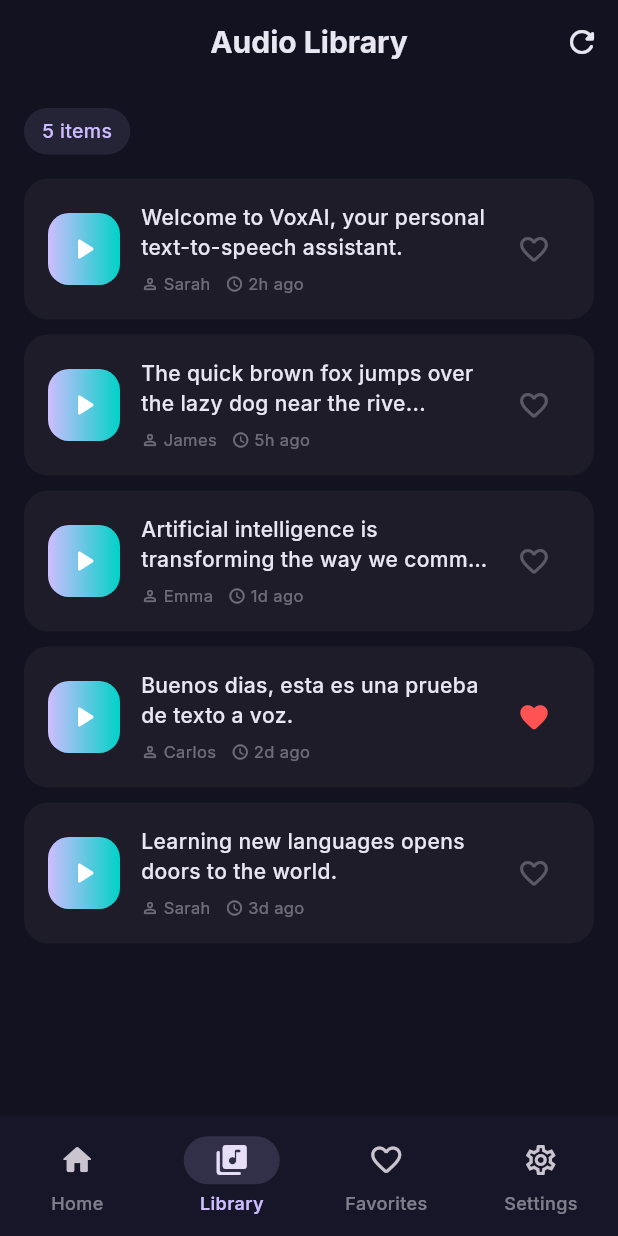
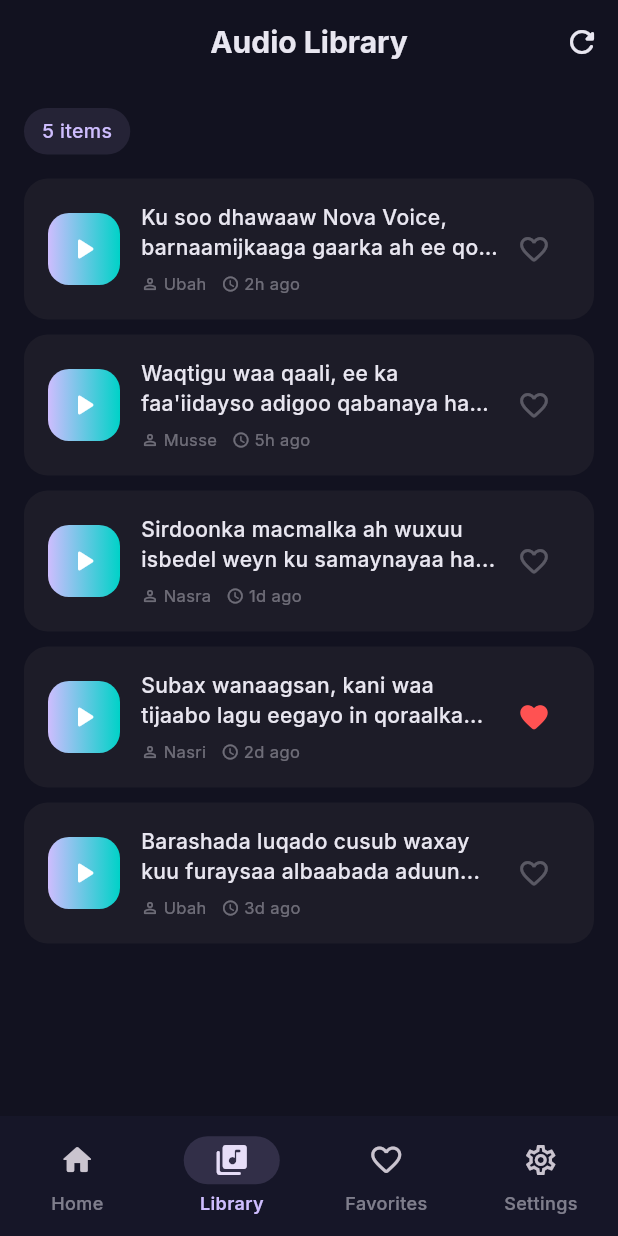
Before and after one commit to NazriHonest/TTS, a Flutter app: the AudioLibraryScreen screen opened by its route, after a tap on the "favorite" icon, on a phone screen of 412 x 824 dp. Run offline on Flutter 3.47's test engine with Material 3 defaults, Android fonts, the phone set to English and light mode, and no system bars; our stand-ins replace flutter_riverpod, go_router, google_fonts, shimmer; network calls fail.

Commit message:
Changed Voice Options

```diff
--- a/flutter_app/lib/core/constants/app_constants.dart
+++ b/flutter_app/lib/core/constants/app_constants.dart
@@ -1,24 +1,22 @@
 class AppConstants {
-  static const String appName = 'VoxAI';
+  static const String appName = 'Nova Voice';
   static const String appTagline = 'Transform text into lifelike speech';
-  static const String apiBaseUrl = 'http://10.0.2.2:8000/api'; // Android emulator localhost
+  static const String apiBaseUrl =
+      'http://10.0.2.2:8000/api'; // Android emulator localhost
 
   static const List<VoiceOption> voices = [
-    VoiceOption(id: 'female_1', name: 'Sarah', gender: 'Female', accent: 'US'),
-    VoiceOption(id: 'male_1', name: 'James', gender: 'Male', accent: 'US'),
-    VoiceOption(id: 'female_2', name: 'Emma', gender: 'Female', accent: 'UK'),
-    VoiceOption(id: 'male_2', name: 'Carlos', gender: 'Male', accent: 'ES'),
-    VoiceOption(id: 'female_3', name: 'Yuki', gender: 'Female', accent: 'JP'),
-    VoiceOption(id: 'male_3', name: 'Hans', gender: 'Male', accent: 'DE'),
+    VoiceOption(id: 'female_1', name: 'Ubah', gender: 'Female', accent: 'SO'),
+    VoiceOption(id: 'male_1', name: 'Musse', gender: 'Male', accent: 'US'),
+    VoiceOption(id: 'female_2', name: 'Nasra', gender: 'Female', accent: 'UK'),
+    VoiceOption(id: 'male_2', name: 'Nasri', gender: 'Male', accent: 'ES'),
   ];
 
   static const List<LanguageOption> languages = [
+    LanguageOption(code: 'so-SO', name: 'Somali'),
+    LanguageOption(code: 'ar-SA', name: 'Arabic'),
+    LanguageOption(code: 'sw-KE', name: 'Swahili'),
     LanguageOption(code: 'en-US', name: 'English (US)'),
     LanguageOption(code: 'en-GB', name: 'English (UK)'),
-    LanguageOption(code: 'es-ES', name: 'Spanish'),
-    LanguageOption(code: 'fr-FR', name: 'French'),
-    LanguageOption(code: 'de-DE', name: 'German'),
-    LanguageOption(code: 'ja-JP', name: 'Japanese'),
   ];
 
   static const String sampleAudioUrl =
@@ -45,8 +43,5 @@ class LanguageOption {
   final String code;
   final String name;
 
-  const LanguageOption({
-    required this.code,
-    required this.name,
-  });
+  const LanguageOption({required this.code, required this.name});
 }
--- a/flutter_app/lib/core/services/api_service.dart
+++ b/flutter_app/lib/core/services/api_service.dart
@@ -105,50 +105,50 @@ class ApiService {
     return [
       AudioModel(
         id: 'local-001',
-        text: 'Welcome to VoxAI, your personal text-to-speech assistant.',
+        text: 'Ku soo dhawaaw Nova Voice, barnaamijkaaga gaarka ah ee qoraalka u beddela hadal.',
         audioUrl: AppConstants.sampleAudioUrl,
         voice: 'female_1',
-        language: 'en-US',
+        language: 'so-SO',
         speed: 1.0,
         createdAt: DateTime.now().subtract(const Duration(hours: 2)),
         isFavorite: true,
       ),
       AudioModel(
         id: 'local-002',
-        text: 'The quick brown fox jumps over the lazy dog near the riverbank.',
+        text: 'Waqtigu waa qaali, ee ka faa\'iidayso adigoo qabanaya hawlo ku anfacaya.',
         audioUrl: AppConstants.sampleAudioUrl,
         voice: 'male_1',
-        language: 'en-US',
+        language: 'so-SO',
         speed: 1.0,
         createdAt: DateTime.now().subtract(const Duration(hours: 5)),
         isFavorite: false,
       ),
       AudioModel(
         id: 'local-003',
-        text: 'Artificial intelligence is transforming the way we communicate.',
+        text: 'Sirdoonka macmalka ah wuxuu isbedel weyn ku samaynayaa habka aan u wada xiriirno.',
         audioUrl: AppConstants.sampleAudioUrl,
         voice: 'female_2',
-        language: 'en-GB',
+        language: 'so-SO',
         speed: 0.8,
         createdAt: DateTime.now().subtract(const Duration(days: 1)),
         isFavorite: false,
       ),
       AudioModel(
         id: 'local-004',
-        text: 'Buenos dias, esta es una prueba de texto a voz.',
+        text: 'Subax wanaagsan, kani waa tijaabo lagu eegayo in qoraalka loo rogo cod.',
         audioUrl: AppConstants.sampleAudioUrl,
         voice: 'male_2',
-        language: 'es-ES',
+        language: 'so-SO',
         speed: 1.2,
         createdAt: DateTime.now().subtract(const Duration(days: 2)),
         isFavorite: true,
       ),
       AudioModel(
         id: 'local-005',
-        text: 'Learning new languages opens doors to the world.',
+        text: 'Barashada luqado cusub waxay kuu furaysaa albaabada aduunka iyo dhaqamadiisa.',
         audioUrl: AppConstants.sampleAudioUrl,
         voice: 'female_1',
-        language: 'en-US',
+        language: 'so-SO',
         speed: 1.0,
         createdAt: DateTime.now().subtract(const Duration(days: 3)),
         isFavorite: false,
--- a/flutter_app/lib/features/auth/presentation/screens/splash_screen.dart
+++ b/flutter_app/lib/features/auth/presentation/screens/splash_screen.dart
@@ -36,20 +36,20 @@ class _SplashScreenState extends State<SplashScreen>
       CurvedAnimation(parent: _logoController, curve: Curves.elasticOut),
     );
 
-    _logoOpacity = Tween<double>(begin: 0.0, end: 1.0).animate(
-      CurvedAnimation(parent: _logoController, curve: Curves.easeIn),
-    );
+    _logoOpacity = Tween<double>(
+      begin: 0.0,
+      end: 1.0,
+    ).animate(CurvedAnimation(parent: _logoController, curve: Curves.easeIn));
 
-    _textOpacity = Tween<double>(begin: 0.0, end: 1.0).animate(
-      CurvedAnimation(parent: _textController, curve: Curves.easeIn),
-    );
+    _textOpacity = Tween<double>(
+      begin: 0.0,
+      end: 1.0,
+    ).animate(CurvedAnimation(parent: _textController, curve: Curves.easeIn));
 
     _textSlide = Tween<Offset>(
       begin: const Offset(0, 0.3),
       end: Offset.zero,
-    ).animate(
-      CurvedAnimation(parent: _textController, curve: Curves.easeOut),
-    );
+    ).animate(CurvedAnimation(parent: _textController, curve: Curves.easeOut));
 
     _logoController.forward().then((_) {
       _textController.forward();
@@ -136,7 +136,7 @@ class _SplashScreenState extends State<SplashScreen>
                   child: Column(
                     children: [
                       Text(
-                        'VoxAI',
+                        'Nova Voice',
                         style: GoogleFonts.inter(
                           fontSize: 42,
                           fontWeight: FontWeight.w800,
--- a/flutter_app/lib/features/tts/data/models/audio_model.dart
+++ b/flutter_app/lib/features/tts/data/models/audio_model.dart
@@ -27,7 +27,8 @@ class AudioModel {
       voice: json['voice'] as String,
       language: json['language'] ?? 'en-US',
       speed: (json['speed'] as num?)?.toDouble() ?? 1.0,
-      createdAt: DateTime.tryParse(json['created_at'] as String) ?? DateTime.now(),
+      createdAt:
+          DateTime.tryParse(json['created_at'] as String) ?? DateTime.now(),
       isFavorite: json['is_favorite'] as bool? ?? false,
     );
   }
@@ -70,12 +71,10 @@ class AudioModel {
   /// Get voice display name from voice ID
   String get voiceDisplayName {
     const voiceNames = {
-      'female_1': 'Sarah',
-      'male_1': 'James',
-      'female_2': 'Emma',
-      'male_2': 'Carlos',
-      'female_3': 'Yuki',
-      'male_3': 'Hans',
+      'female_1': 'Ubah',
+      'male_1': 'Musse',
+      'female_2': 'Nasra',
+      'male_2': 'Nasri',
     };
     return voiceNames[voice] ?? voice;
   }
```
Also changed, not shown: flutter_app/lib/features/tts/presentation/screens/home_screen.dart (+108 -13 lines), flutter_app/pubspec.lock.
